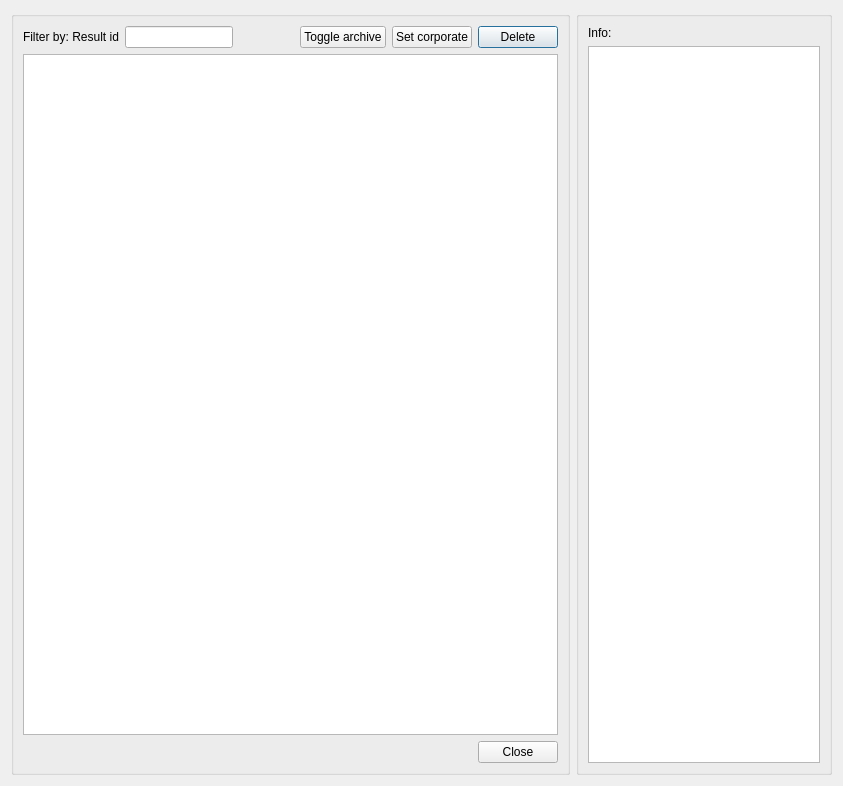
Old version of the form core/ui/toolbars/epa/go2epa_manager.ui in the repository Giswater/giswater_qgis_plugin.
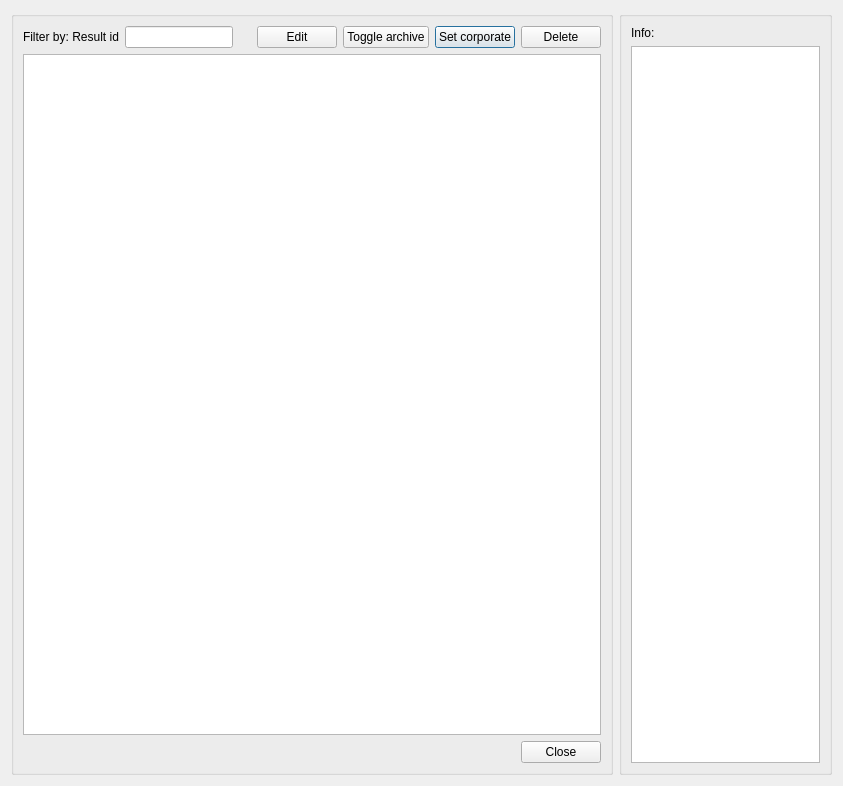
New version of the form.

Commit message: refactor(go2epa_manager): manage editability from a button

What changed in the file:
```diff
--- a/core/ui/toolbars/epa/go2epa_manager.ui
+++ b/core/ui/toolbars/epa/go2epa_manager.ui
@@ -57,6 +57,13 @@
       <string/>
      </property>
      <layout class="QGridLayout" name="gridLayout">
+      <item row="1" column="5">
+       <widget class="QPushButton" name="btn_set_corporate">
+        <property name="text">
+         <string>Set corporate</string>
+        </property>
+       </widget>
+      </item>
       <item row="1" column="0">
        <widget class="QLabel" name="lbl_result_id">
         <property name="text">
@@ -64,19 +71,6 @@
         </property>
        </widget>
       </item>
-      <item row="1" column="5">
-       <widget class="QPushButton" name="btn_delete">
-        <property name="sizePolicy">
-         <sizepolicy hsizetype="Fixed" vsizetype="Fixed">
-          <horstretch>0</horstretch>
-          <verstretch>0</verstretch>
-         </sizepolicy>
-        </property>
-        <property name="text">
-         <string>Delete</string>
-        </property>
-       </widget>
-      </item>
       <item row="1" column="2">
        <spacer name="horizontalSpacer_2">
         <property name="orientation">
@@ -90,20 +84,26 @@
         </property>
        </spacer>
       </item>
-      <item row="4" column="5">
+      <item row="1" column="6">
+       <widget class="QPushButton" name="btn_delete">
+        <property name="sizePolicy">
+         <sizepolicy hsizetype="Fixed" vsizetype="Fixed">
+          <horstretch>0</horstretch>
+          <verstretch>0</verstretch>
+         </sizepolicy>
+        </property>
+        <property name="text">
+         <string>Delete</string>
+        </property>
+       </widget>
+      </item>
+      <item row="4" column="6">
        <widget class="QPushButton" name="btn_close">
         <property name="text">
          <string>Close</string>
         </property>
        </widget>
       </item>
-      <item row="1" column="4">
-       <widget class="QPushButton" name="btn_set_corporate">
-        <property name="text">
-         <string>Set corporate</string>
-        </property>
-       </widget>
-      </item>
       <item row="1" column="1">
        <widget class="QLineEdit" name="txt_result_id">
         <property name="sizePolicy">
@@ -114,13 +114,6 @@
         </property>
        </widget>
       </item>
-      <item row="2" column="0" colspan="6">
-       <widget class="QTableView" name="tbl_rpt_cat_result">
-        <property name="sortingEnabled">
-         <bool>true</bool>
-        </property>
-       </widget>
-      </item>
       <item row="4" column="0" colspan="3">
        <spacer name="horizontalSpacer">
         <property name="orientation">
@@ -134,13 +127,27 @@
         </property>
        </spacer>
       </item>
-      <item row="1" column="3">
+      <item row="2" column="0" colspan="7">
+       <widget class="QTableView" name="tbl_rpt_cat_result">
+        <property name="sortingEnabled">
+         <bool>true</bool>
+        </property>
+       </widget>
+      </item>
+      <item row="1" column="4">
        <widget class="QPushButton" name="btn_archive">
         <property name="text">
          <string>Toggle archive</string>
         </property>
        </widget>
       </item>
+      <item row="1" column="3">
+       <widget class="QPushButton" name="btn_edit">
+        <property name="text">
+         <string>Edit</string>
+        </property>
+       </widget>
+      </item>
      </layout>
     </widget>
    </item>
```
The commit also changes 1 other file.
